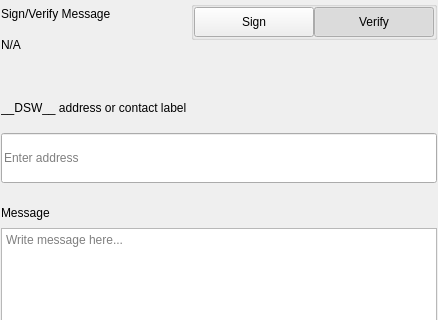
The window that src/qt/pivx/settings/forms/settingssignmessagewidgets.ui (decenomy/DSW) describes before a commit, drawn with Qt 5; both pictures show x 0 to 438 and y 0 to 320 of the 438 by 579 pixel window.
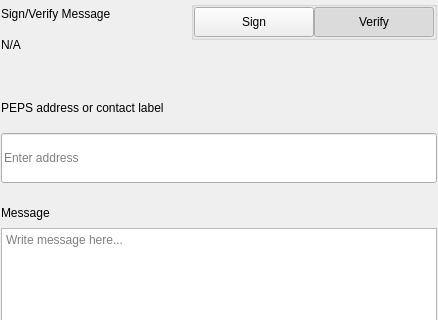
The same window after the commit.

What changed in the file:
```diff
--- a/src/qt/pivx/settings/forms/settingssignmessagewidgets.ui
+++ b/src/qt/pivx/settings/forms/settingssignmessagewidgets.ui
@@ -276,7 +276,7 @@
                </size>
               </property>
               <property name="text">
-               <string>__DSW__ address or contact label</string>
+               <string>PEPS address or contact label</string>
               </property>
              </widget>
             </item>
```
